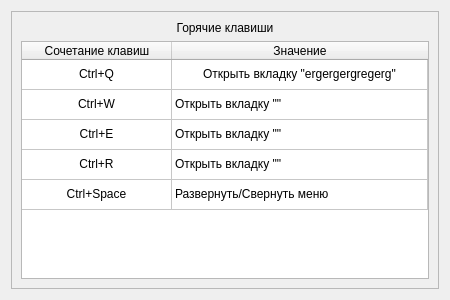
First picture: the form in pages/Setting/keywords.ui, repository Glebuc/pyside6-tst, before the edit.
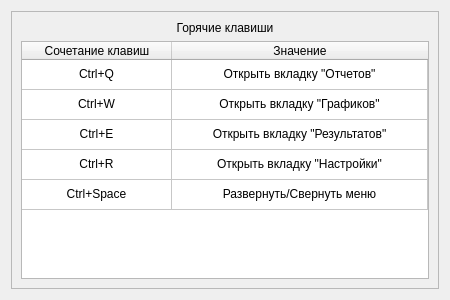
Second picture: the form after the edit.

Commit message: Changed dialog keywords and added BaseModel class

What changed in the file:
```diff
--- a/pages/Setting/keywords.ui
+++ b/pages/Setting/keywords.ui
@@ -132,7 +132,7 @@
         </item>
         <item row="0" column="1">
          <property name="text">
-          <string>Открыть вкладку &quot;ergergergregerg&quot;</string>
+          <string>Открыть вкладку &quot;Отчетов&quot;</string>
          </property>
          <property name="textAlignment">
           <set>AlignCenter</set>
@@ -148,7 +148,10 @@
         </item>
         <item row="1" column="1">
          <property name="text">
-          <string>Открыть вкладку &quot;&quot;</string>
+          <string>Открыть вкладку &quot;Графиков&quot;</string>
+         </property>
+         <property name="textAlignment">
+          <set>AlignCenter</set>
          </property>
         </item>
         <item row="2" column="0">
@@ -161,7 +164,10 @@
         </item>
         <item row="2" column="1">
          <property name="text">
-          <string>Открыть вкладку &quot;&quot;</string>
+          <string>Открыть вкладку &quot;Результатов&quot;</string>
+         </property>
+         <property name="textAlignment">
+          <set>AlignCenter</set>
          </property>
         </item>
         <item row="3" column="0">
@@ -174,7 +180,10 @@
         </item>
         <item row="3" column="1">
          <property name="text">
-          <string>Открыть вкладку &quot;&quot;</string>
+          <string>Открыть вкладку &quot;Настройки&quot;</string>
+         </property>
+         <property name="textAlignment">
+          <set>AlignCenter</set>
          </property>
         </item>
         <item row="4" column="0">
@@ -189,6 +198,9 @@
          <property name="text">
           <string>Развернуть/Свернуть меню</string>
          </property>
+         <property name="textAlignment">
+          <set>AlignCenter</set>
+         </property>
         </item>
        </widget>
       </item>
```
The commit also changes 14 other files.
